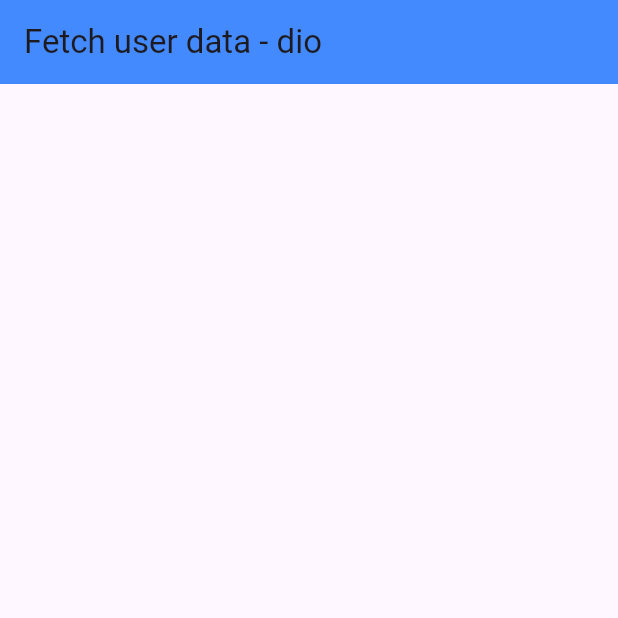
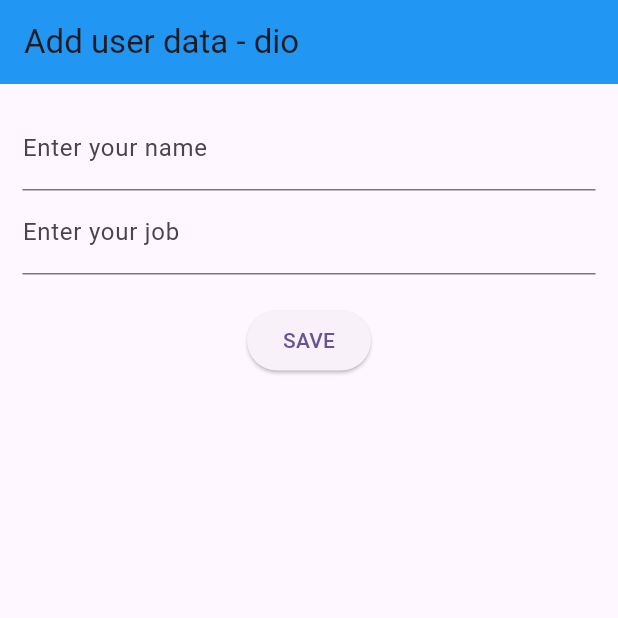
Before and after one commit to koptodev012/API-Handling-Project-http-dio-, a Flutter app: the screen it shows after launch, on a phone screen of 412 x 824 dp, the top half of it. Run offline on Flutter 3.47's test engine with Material 3 defaults, Android fonts, the phone set to English and light mode, and no system bars; our stand-ins replace dio.

Commit message:
adding data using (http & dio)

```diff
--- a/lib/main.dart
+++ b/lib/main.dart
@@ -1,5 +1,4 @@
-import 'package:api_integration_flutter/view/using%20dio/fetchingData_dio_screen.dart';
-import 'package:api_integration_flutter/view/using%20htttp/fetchingData_http_screen.dart';
+import 'package:api_integration_flutter/view/using%20dio/addData_dio_screen.dart';
 import 'package:flutter/material.dart';
 
 void main() {
@@ -18,7 +17,7 @@ class MyApp extends StatelessWidget {
         colorScheme: ColorScheme.fromSeed(seedColor: Colors.deepPurple),
         useMaterial3: true,
       ),
-      home: const FetchingDataDio(),
+      home: const AddDataDio(),
     );
   }
 }
--- /dev/null
+++ b/lib/view/using dio/addData_dio_screen.dart
@@ -0,0 +1,97 @@
+import 'package:dio/dio.dart';
+import 'package:flutter/material.dart';
+
+class AddDataDio extends StatefulWidget {
+  const AddDataDio({super.key});
+
+  @override
+  State<AddDataDio> createState() => _AddDataDioState();
+}
+
+class _AddDataDioState extends State<AddDataDio> {
+  // -----------------------------------------------
+
+  TextEditingController nameController = TextEditingController();
+  TextEditingController jobController = TextEditingController();
+
+  void AddData() async {
+    try {
+      var dio = Dio();
+      Response response = await dio.post("https://reqres.in/api/users", data: {
+        "name": nameController.text,
+        "job": jobController.text,
+      });
+
+      if (response.statusCode == 200 || response.statusCode == 201) {
+        final snackBar = SnackBar(
+          content: const Text('Saved!'),
+          action: SnackBarAction(
+            label: '',
+            onPressed: () {},
+          ),
+        );
+        ScaffoldMessenger.of(context).showSnackBar(snackBar);
+
+        nameController.text = "";
+        jobController.text = "";
+      }
+    } catch (e) {
+      final snackBar = SnackBar(
+        content: const Text('Failed!'),
+        action: SnackBarAction(
+          label: '',
+          onPressed: () {},
+        ),
+      );
+      ScaffoldMessenger.of(context).showSnackBar(snackBar);
+    }
+  }
+
+  @override
+  void dispose() {
+    nameController.dispose();
+    jobController.dispose();
+
+    super.dispose();
+  }
+
+  // ===============================================
+  @override
+  Widget build(BuildContext context) {
+    return Scaffold(
+      appBar: AppBar(
+        title: Text("Add user data - dio"),
+        backgroundColor: Colors.blue,
+      ),
+      body: Padding(
+        padding: const EdgeInsets.all(15.0),
+        child: Column(
+          children: [
+            TextFormField(
+              controller: nameController,
+              decoration: const InputDecoration(
+                border: UnderlineInputBorder(),
+                labelText: 'Enter your name',
+              ),
+            ),
+            TextFormField(
+              controller: jobController,
+              decoration: const InputDecoration(
+                border: UnderlineInputBorder(),
+                labelText: 'Enter your job',
+              ),
+            ),
+            SizedBox(
+              height: 20,
+            ),
+            ElevatedButton(
+                onPressed: () {
+                  AddData();
+                },
+                child: Text("SAVE"))
+          ],
+        ),
+      ),
+    );
+  }
+}
--- a/lib/view/using dio/fetchingData_dio_screen.dart
+++ b/lib/view/using dio/fetchingData_dio_screen.dart
@@ -1,4 +1,4 @@
-import 'package:api_integration_flutter/model/user_model.dart';
+import 'package:api_integration_flutter/model/fetchData_user_model.dart';
 import 'package:dio/dio.dart';
 import 'package:flutter/material.dart';
 
--- a/lib/view/using htttp/fetchingData_http_screen.dart
+++ b/lib/view/using htttp/fetchingData_http_screen.dart
@@ -1,5 +1,5 @@
 import 'dart:convert';
-import 'package:api_integration_flutter/model/user_model.dart';
+import 'package:api_integration_flutter/model/fetchData_user_model.dart';
 import 'package:flutter/material.dart';
 import 'package:http/http.dart' as http;
 
```
Also changed, not shown: lib/view/using htttp/addData_http_screen.dart (added, +100 -0 lines), lib/model/fetchData_user_model.dart (renamed from lib/model/user_model.dart).
